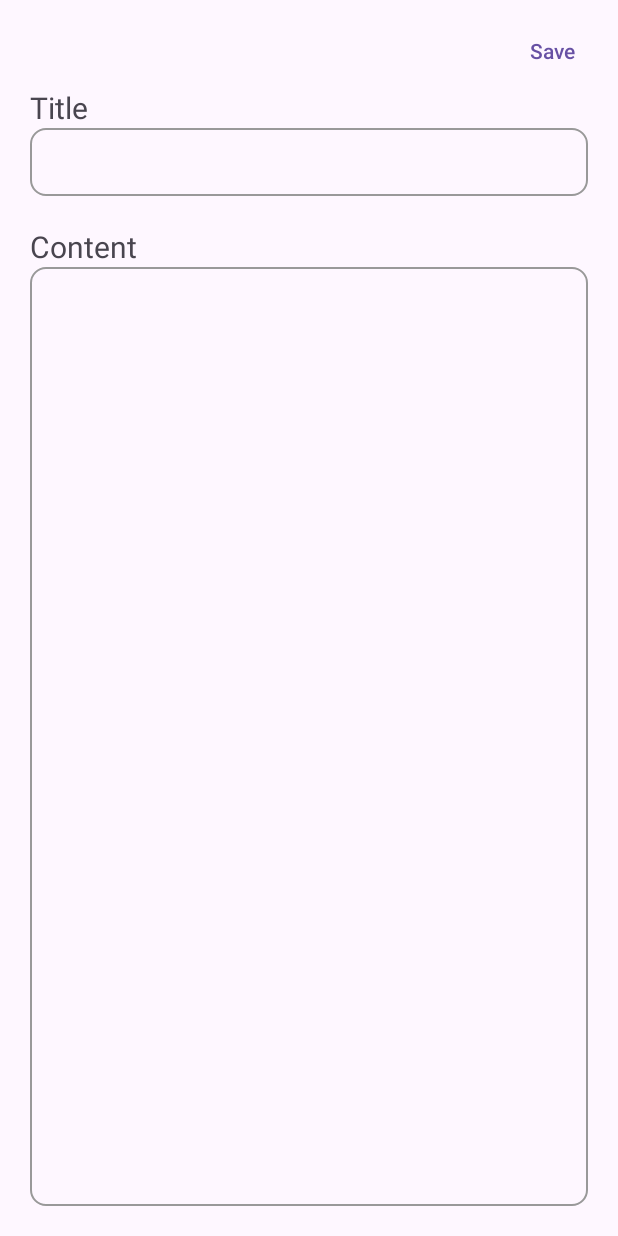
After one commit to rlram/Notes-App, an Android app: the layout layout_update_note.xml on its own in the app's theme, with its tools: preview values and no code run, on a phone screen of 412 x 824 dp. The commit adds this screen. Run offline under Robolectric (Android 15) with nearby library versions, the phone set to English and light mode, and no system bars.

Commit message:
adding edit note functionality

```diff
--- a/app/src/main/AndroidManifest.xml
+++ b/app/src/main/AndroidManifest.xml
@@ -12,6 +12,9 @@
         android:supportsRtl="true"
         android:theme="@style/Theme.Notes"
         tools:targetApi="31">
+        <activity
+            android:name=".UpdateNoteActivity"
+            android:exported="false" />
         <activity
             android:name=".AddNoteActivity"
             android:exported="false" />
--- a/app/src/main/java/com/example/notes/AddNoteActivity.kt
+++ b/app/src/main/java/com/example/notes/AddNoteActivity.kt
@@ -29,6 +29,7 @@ class AddNoteActivity : AppCompatActivity() {
     private lateinit var databaseReference: DatabaseReference
     private lateinit var firebaseAuth: FirebaseAuth
 
+    @RequiresApi(Build.VERSION_CODES.O)
     override fun onCreate(savedInstanceState: Bundle?) {
         super.onCreate(savedInstanceState)
         enableEdgeToEdge()
--- a/app/src/main/java/com/example/notes/MainActivity.kt
+++ b/app/src/main/java/com/example/notes/MainActivity.kt
@@ -58,7 +58,7 @@ class MainActivity : AppCompatActivity() {
 
         linearLayoutManager = LinearLayoutManager(this)
         recyclerView.layoutManager = linearLayoutManager
-        adapter = NoteAdapter(noteList, tvNoNotes)
+        adapter = NoteAdapter(noteList, tvNoNotes, this)
         recyclerView.adapter = adapter
 
         databaseReference.addValueEventListener(object: ValueEventListener {
--- /dev/null
+++ b/app/src/main/res/layout/layout_update_note.xml
@@ -0,0 +1,65 @@
+<?xml version="1.0" encoding="utf-8"?>
+<LinearLayout xmlns:android="http://schemas.android.com/apk/res/android"
+    xmlns:app="http://schemas.android.com/apk/res-auto"
+    xmlns:tools="http://schemas.android.com/tools"
+    android:layout_width="match_parent"
+    android:layout_height="match_parent"
+    android:orientation="vertical">
+
+
+    <Button
+        android:id="@+id/btnSaveUpNote"
+        android:layout_width="wrap_content"
+        android:layout_height="wrap_content"
+        android:text="@string/save"
+        android:layout_gravity="end"
+        android:layout_marginTop="10dp"
+        style="@style/Widget.Material3.Button.TextButton"/>
+
+
+    <TextView
+        android:layout_width="wrap_content"
+        android:layout_height="wrap_content"
+        android:text="@string/title"
+        android:textSize="20sp"
+        android:layout_marginStart="20dp"/>
+
+    <EditText
+        android:id="@+id/etTextTitleNoteUpNote"
+        android:layout_width="match_parent"
+        android:layout_height="45dp"
+        android:autofillHints="text"
+        android:inputType="text"
+        android:background="@drawable/round_background"
+        android:layout_marginStart="20dp"
+        android:layout_marginEnd="20dp"
+        android:paddingStart="10dp"
+        android:paddingEnd="10dp"
+        tools:ignore="LabelFor" />
+
+    <TextView
+        android:layout_width="wrap_content"
+        android:layout_height="wrap_content"
+        android:text="@string/content"
+        android:textSize="20sp"
+        android:layout_marginTop="20dp"
+        android:layout_marginStart="20dp"/>
+
+    <EditText
+        android:id="@+id/etTextContentNoteUpNote"
+        android:layout_width="match_parent"
+        android:layout_height="match_parent"
+        android:autofillHints="text"
+        android:inputType="textMultiLine"
+        android:gravity="top|start"
+        android:scrollbars="vertical"
+        android:background="@drawable/round_background"
+        android:layout_marginStart="20dp"
+        android:layout_marginEnd="20dp"
+        android:layout_marginBottom="20dp"
+        android:paddingStart="10dp"
+        android:paddingEnd="10dp"
+        android:paddingTop="10dp"
+        android:paddingBottom="10dp"
+        tools:ignore="LabelFor" />
+</LinearLayout>
```
Also changed, not shown: app/src/main/java/com/example/notes/NoteAdapter.kt (+44 -1 lines).
